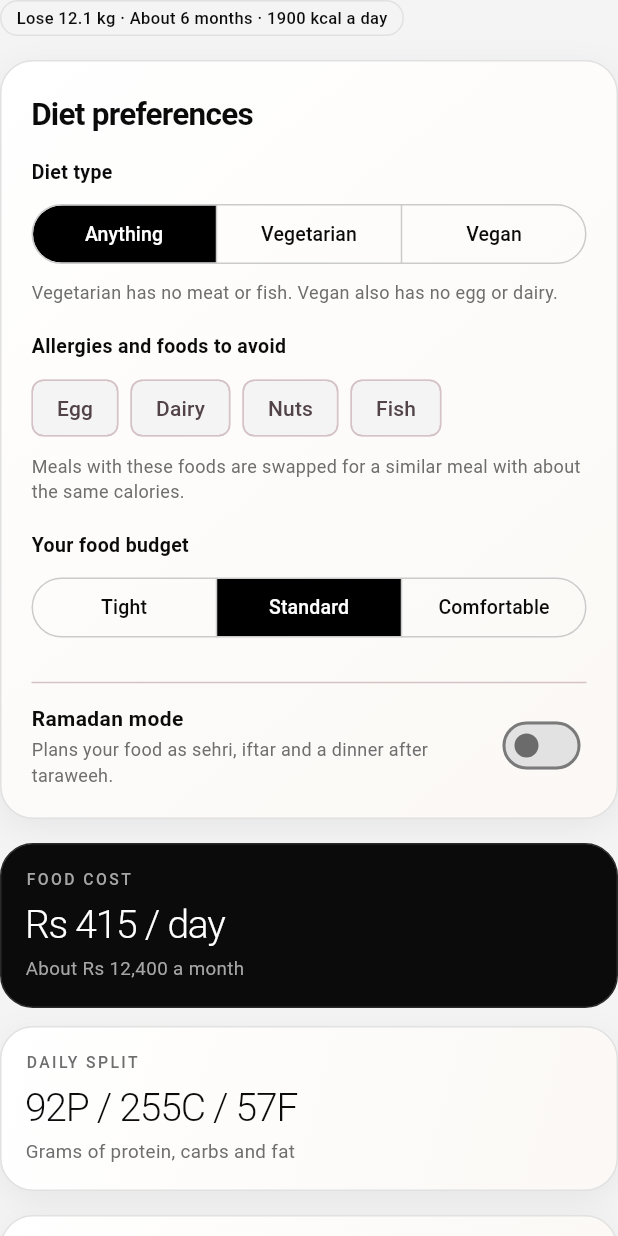
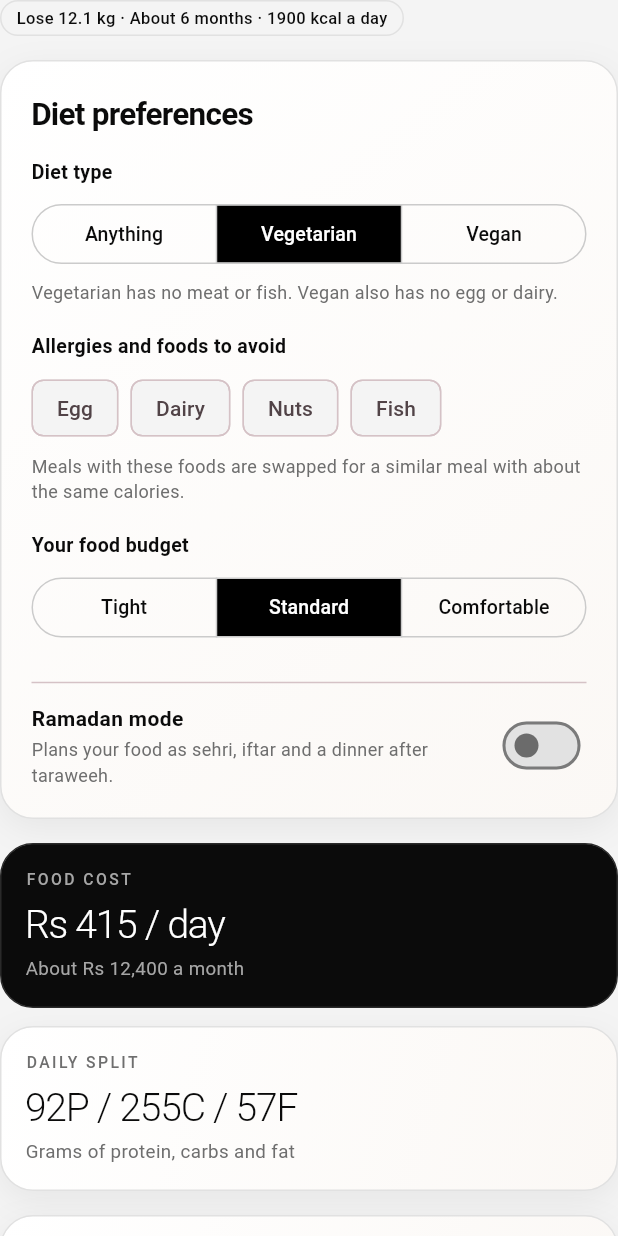
Before and after one commit to usamatech1/pureburn, a Flutter app: the DietPlanPage widget shown alone on an empty page, opened directly, after a tap on "Vegetarian", on a phone screen of 412 x 824 dp. Run offline on Flutter 3.47's test engine with Material 3 defaults, Android fonts, the phone set to English and light mode, and no system bars; our stand-ins replace flutter_local_notifications, google_sign_in, local_auth, pedometer, permission_handler, share_plus and 2 more; missing offline and left inert: dart:html; accounts and stored records are empty.

Commit message:
Fix stale screens: stop caching themes (const pages relied on theme rebuilds) and rebuild diet preferences card
Co-Authored-By: Claude Sonnet 5.5 <noreply@anthropic.com>
Claude-Session: https://claude.ai/code/session_01UnSAGRW2TjAb1brdbYaeEo

```diff
--- a/lib/main.dart
+++ b/lib/main.dart
@@ -54,9 +54,6 @@ ThemeData _theme(Brightness b) {
   );
 }
 
-final ThemeData _lightTheme = _theme(Brightness.light);
-final ThemeData _darkTheme = _theme(Brightness.dark);
-
 class PureBurnApp extends StatelessWidget {
   const PureBurnApp({super.key});
   @override
@@ -67,8 +64,8 @@ class PureBurnApp extends StatelessWidget {
         title: 'PureBurn',
         debugShowCheckedModeBanner: false,
         themeMode: app.theme,
-        theme: _lightTheme,
-        darkTheme: _darkTheme,
+        theme: _theme(Brightness.light),
+        darkTheme: _theme(Brightness.dark),
         builder: (context, child) => Directionality(
           textDirection: TextDirection.ltr,
           child: child ?? const SizedBox.shrink(),
--- a/lib/pages.dart
+++ b/lib/pages.dart
@@ -866,7 +866,7 @@ class DietPlanPage extends StatelessWidget {
       if (d.gNote.isNotEmpty) ...[Box(child: Text(d.gNote)), _gap()],
       Pill('${p.headV} · ${p.timeTxt} · ${p.kcal} kcal a day'),
       _gap(),
-      const DietPrefsBox(),
+      DietPrefsBox(),
       _gap(),
       _grid([
         Stat('Food cost', '${rs(df.daily, 5)} / day', s: 'About ${rs(df.daily * 30, 100)} a month', inverse: true),
```
